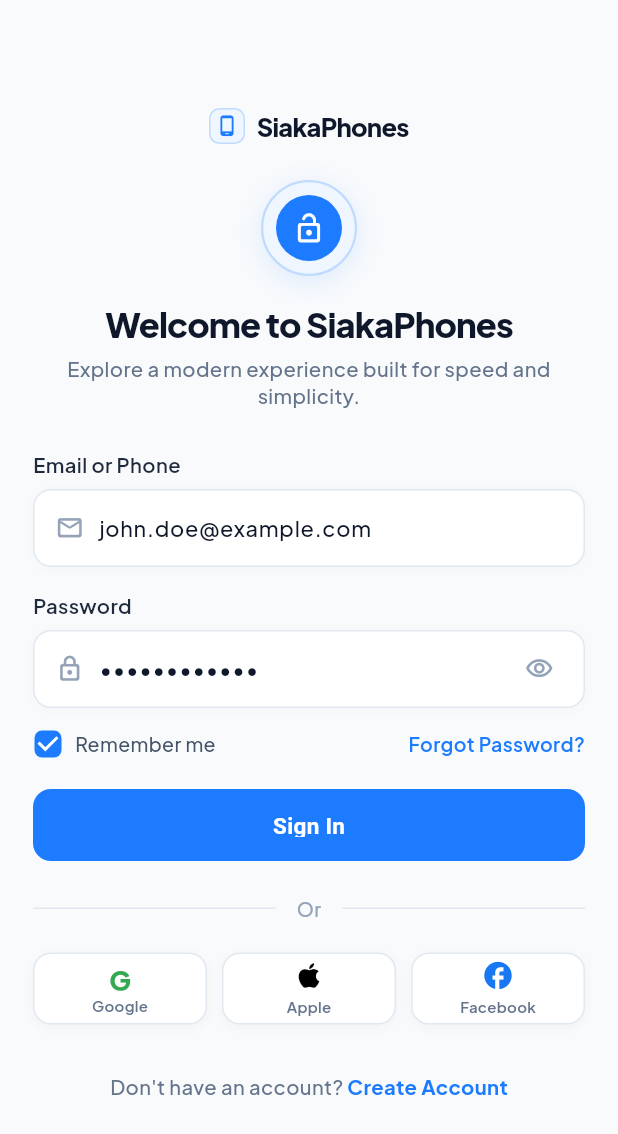
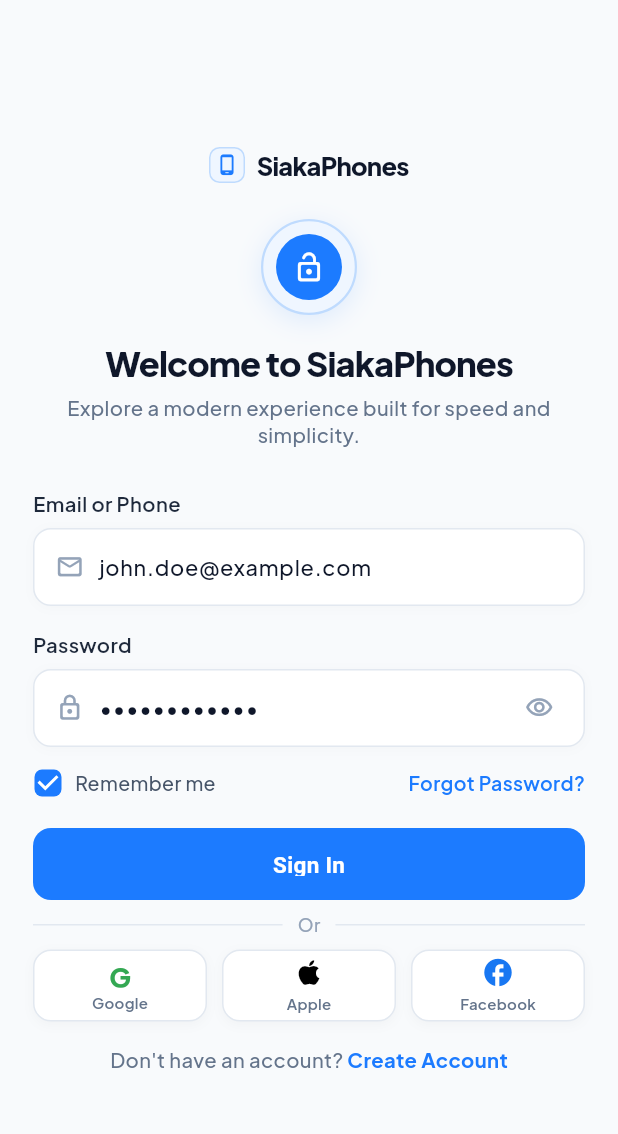
Before and after one commit to couragebrown/siaka-phones, a Flutter app: the screen it shows after launch, on a phone screen of 412 x 824 dp. Shown: the top 1134 px of the screen. Run offline on Flutter 3.47's test engine with Material 3 defaults, Android fonts, the phone set to English and light mode, and no system bars; our stand-ins replace google_fonts, shared_preferences.

Commit message:
style: push up and reduce 'Or' divider so Create Account is visible without scrolling

```diff
--- a/flutter_app/lib/ui/features/auth/sign_in_view.dart
+++ b/flutter_app/lib/ui/features/auth/sign_in_view.dart
@@ -156,13 +156,13 @@
                     label: 'Sign In',
                     onPressed: _handleSignIn,
                   ),
-                  const SizedBox(height: 22),
+                  const SizedBox(height: 8),
                   _buildOrDivider(),
-                  const SizedBox(height: 20),
+                  const SizedBox(height: 8),
                   _buildSocialList(),
-                  const SizedBox(height: 26),
+                  const SizedBox(height: 10),
                   _buildFooterSwitch(),
-                  const SizedBox(height: 12),
+                  const SizedBox(height: 4),
                 ],
               ),
             ),
@@ -442,19 +442,21 @@
   Widget _buildOrDivider() {
     return const Row(
       children: [
-        Expanded(child: Divider(color: Color(0xFFE2E8F0), thickness: 1)),
+        Expanded(
+            child: Divider(color: Color(0xFFE2E8F0), thickness: 1, height: 1)),
         Padding(
-          padding: EdgeInsets.symmetric(horizontal: 14),
+          padding: EdgeInsets.symmetric(horizontal: 10),
           child: Text(
             'Or',
             style: TextStyle(
               color: Color(0xFF94A3B8),
-              fontSize: 13,
+              fontSize: 12,
               fontWeight: FontWeight.w500,
             ),
           ),
         ),
-        Expanded(child: Divider(color: Color(0xFFE2E8F0), thickness: 1)),
+        Expanded(
+            child: Divider(color: Color(0xFFE2E8F0), thickness: 1, height: 1)),
       ],
     );
   }
```
